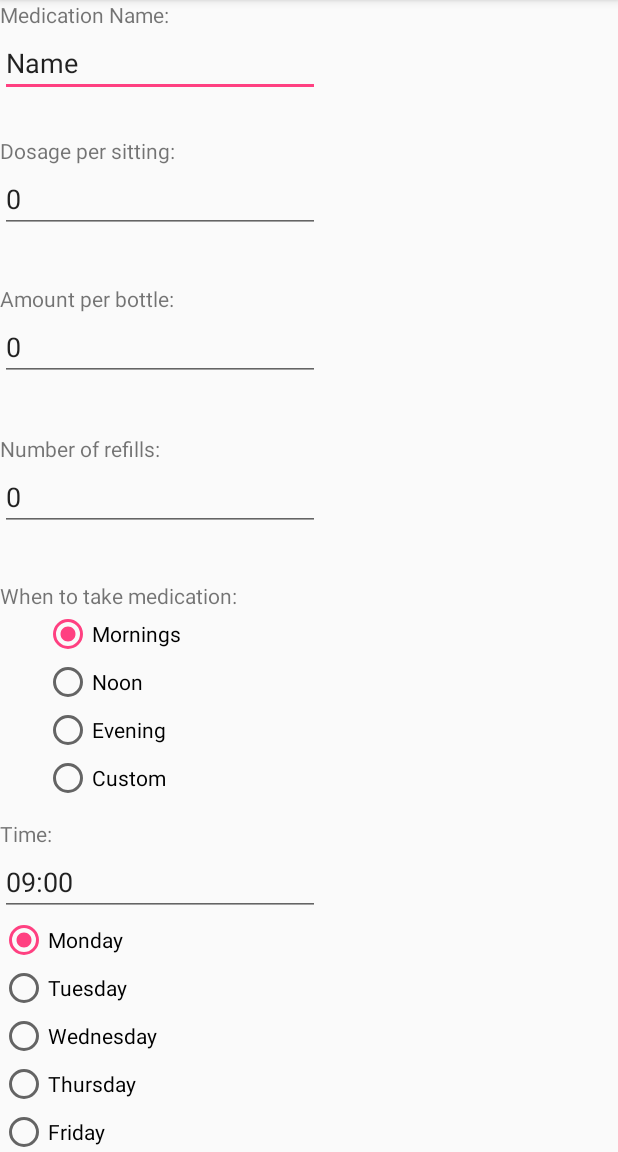
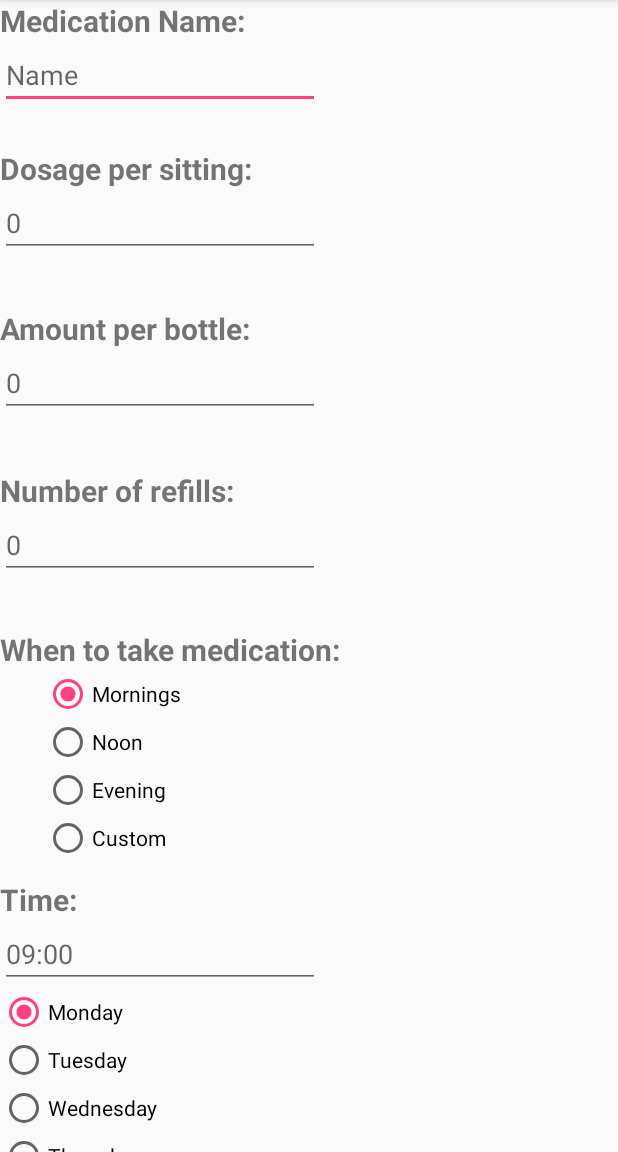
Before and after one commit to burke212/MobileDeviceApp, an Android app: the screen it shows after launch (MainActivity), on a phone screen of 412 x 824 dp, the part 84-1236 px from its top. Run offline under Robolectric (Android 15) with nearby library versions, the phone set to English and light mode, and no system bars.

Commit message:
Improved fonts
saved string values to strings.xml.

enlarged text size, & bolded fonts.

I have not tested this yet.

```diff
--- a/MedicalApp/app/src/main/res/layout/add.xml
+++ b/MedicalApp/app/src/main/res/layout/add.xml
@@ -16,6 +16,8 @@
             android:id="@+id/textView"
             android:layout_width="wrap_content"
             android:layout_height="wrap_content"
+            android:textSize="20sp"
+            android:textStyle="bold"
             android:text="@string/medication_name" />
 
         <EditText
@@ -26,7 +28,7 @@
             android:layout_alignStart="@+id/editText2"
             android:ems="10"
             android:inputType="textPersonName"
-            android:text="@string/name"
+            android:hint="@string/name"
             tools:layout_editor_absoluteX="16dp"
             tools:layout_editor_absoluteY="0dp" />
 
@@ -37,7 +39,9 @@
             android:layout_alignParentStart="true"
             android:layout_below="@+id/editText"
             android:layout_marginTop="26dp"
-            android:text="Dosage per sitting:" />
+            android:textSize="20sp"
+            android:textStyle="bold"
+            android:text="@string/dosage_per_sitting" />
 
             <EditText
                 android:id="@+id/editText2"
@@ -47,7 +51,7 @@
                 android:layout_toEndOf="@+id/textView3"
                 android:ems="10"
                 android:inputType="number"
-                android:text="0" />
+                android:hint="@string/zero_default_value" />
 
             <TextView
                 android:id="@+id/textView4"
@@ -56,7 +60,9 @@
                 android:layout_alignParentStart="true"
                 android:layout_below="@+id/textView3"
                 android:layout_marginTop="34dp"
-                android:text="Amount per bottle:" />
+                android:textSize="20sp"
+                android:textStyle="bold"
+                android:text="@string/amount_per_bottle" />
 
 
 
@@ -68,7 +74,7 @@
                 android:layout_toEndOf="@+id/textView4"
                 android:ems="10"
                 android:inputType="number"
-                android:text="0" />
+                android:hint="@string/zero_default_value" />
 
             <TextView
                 android:id="@+id/textView6"
@@ -77,7 +83,9 @@
                 android:layout_alignParentStart="true"
                 android:layout_below="@+id/textView4"
                 android:layout_marginTop="35dp"
-                android:text="Number of refills:" />
+                android:textSize="20sp"
+                android:textStyle="bold"
+                android:text="@string/number_of_refills" />
 
             <EditText
                 android:layout_width="wrap_content"
@@ -87,7 +95,7 @@
                 android:layout_toEndOf="@+id/textView6"
                 android:inputType="number"
                 android:ems="10"
-                android:text="0"/>
+                android:hint="@string/zero_default_value"/>
 
             <TextView
                 android:id="@+id/textView7"
@@ -96,7 +104,9 @@
                 android:layout_alignParentStart="true"
                 android:layout_below="@+id/textView6"
                 android:layout_marginTop="33dp"
-                android:text="When to take medication:" />
+                android:textSize="20sp"
+                android:textStyle="bold"
+                android:text="@string/when_to_take_medication" />
 
             <RadioGroup
                 android:layout_width="wrap_content"
@@ -111,28 +121,28 @@
                     android:layout_height="wrap_content"
                     android:layout_weight="1"
                     android:checked="true"
-                    android:text="Mornings" />
+                    android:text="@string/mornings" />
 
                 <RadioButton
                     android:id="@+id/radioButton3"
                     android:layout_width="wrap_content"
                     android:layout_height="wrap_content"
                     android:layout_weight="1"
-                    android:text="Noon" />
+                    android:text="@string/noon" />
 
                 <RadioButton
                     android:id="@+id/radioButton2"
                     android:layout_width="wrap_content"
                     android:layout_height="wrap_content"
                     android:layout_weight="1"
-                    android:text="Evening" />
+                    android:text="@string/evening" />
 
                 <RadioButton
                     android:id="@+id/radioButton"
                     android:layout_width="wrap_content"
                     android:layout_height="wrap_content"
                     android:layout_weight="1"
-                    android:text="Custom" />
+                    android:text="@string/custom" />
             </RadioGroup>
 
             <TextView
@@ -142,7 +152,9 @@
                 android:layout_alignParentStart="true"
                 android:layout_below="@+id/radioGroup"
                 android:layout_marginTop="11dp"
-                android:text="Time:" />
+                android:textSize="20sp"
+                android:textStyle="bold"
+                android:text="@string/time" />
 
             <EditText
                 android:id="@+id/editText4"
@@ -152,7 +164,7 @@
                 android:layout_toEndOf="@+id/textView8"
                 android:ems="10"
                 android:inputType="time"
-                android:text="09:00" />
+                android:hint="@string/default_time" />
 
             <RadioGroup
                 android:layout_width="wrap_content"
@@ -166,49 +178,49 @@
                     android:layout_height="wrap_content"
                     android:layout_weight="1"
                     android:checked="true"
-                    android:text="Monday" />
+                    android:text="@string/monday" />
 
                 <RadioButton
                     android:id="@+id/radioButton6"
                     android:layout_width="wrap_content"
                     android:layout_height="wrap_content"
                     android:layout_weight="1"
-                    android:text="Tuesday" />
+                    android:text="@string/tuesday" />
 
                 <RadioButton
                     android:id="@+id/radioButton7"
                     android:layout_width="wrap_content"
                     android:layout_height="wrap_content"
                     android:layout_weight="1"
-                    android:text="Wednesday" />
+                    android:text="@string/wednesday" />
 
                 <RadioButton
                     android:id="@+id/radioButton8"
                     android:layout_width="wrap_content"
                     android:layout_height="wrap_content"
                     android:layout_weight="1"
-                    android:text="Thursday" />
+                    android:text="@string/thursday" />
 
                 <RadioButton
                     android:id="@+id/radioButton9"
                     android:layout_width="wrap_content"
                     android:layout_height="wrap_content"
                     android:layout_weight="1"
-                    android:text="Friday" />
+                    android:text="@string/friday" />
 
                 <RadioButton
                     android:id="@+id/radioButton10"
                     android:layout_width="wrap_content"
                     android:layout_height="wrap_content"
                     android:layout_weight="1"
-                    android:text="Saturday" />
+                    android:text="@string/saturday" />
 
                 <RadioButton
                     android:id="@+id/radioButton11"
                     android:layout_width="wrap_content"
                     android:layout_height="wrap_content"
                     android:layout_weight="1"
-                    android:text="Sunday" />
+                    android:text="@string/sunday" />
             </RadioGroup>
 
         <LinearLayout
@@ -221,7 +233,7 @@
                 android:layout_width="wrap_content"
                 android:layout_height="wrap_content"
                 android:layout_marginStart="5dp"
-                android:text="Cancel"/>
+                android:text="@string/cancel"/>
 
             <Button
                 android:id="@+id/button2"
@@ -229,7 +241,7 @@
                 android:layout_height="wrap_content"
                 android:layout_marginLeft="190dp"
                 android:layout_marginRight="5dp"
-                android:text="Save"/>
+                android:text="@string/save"/>
 
         </LinearLayout>
 
--- a/MedicalApp/app/src/main/res/values/strings.xml
+++ b/MedicalApp/app/src/main/res/values/strings.xml
@@ -2,6 +2,26 @@
     <string name="app_name">MedicalApp</string>
     <string name="medication_name">Medication Name:</string>
     <string name="name">Name</string>
+    <string name="dosage_per_sitting">Dosage per sitting:</string>
+    <string name="zero_default_value">0</string>
+    <string name="amount_per_bottle">Amount per bottle:</string>
+    <string name="number_of_refills">Number of refills:</string>
+    <string name="when_to_take_medication">When to take medication:</string>
+    <string name="mornings">Mornings</string>
+    <string name="noon">Noon</string>
+    <string name="evening">Evening</string>
+    <string name="custom">Custom</string>
+    <string name="time">Time:</string>
+    <string name="default_time">09:00</string>
+    <string name="monday">Monday</string>
+    <string name="tuesday">Tuesday</string>
+    <string name="wednesday">Wednesday</string>
+    <string name="thursday">Thursday</string>
+    <string name="friday">Friday</string>
+    <string name="saturday">Saturday</string>
+    <string name="sunday">Sunday</string>
+    <string name="cancel">Cancel</string>
+    <string name="save">Save</string>
 
 
 </resources>
```
